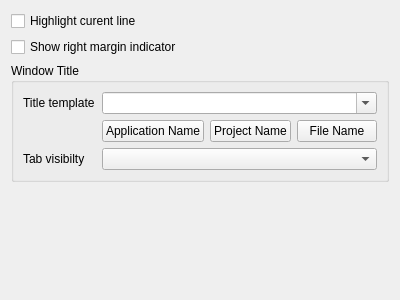
Above: prymatex/resources/ui/configgeneral.ui from prymatex/prymatex before the change. Below: the same form after it.
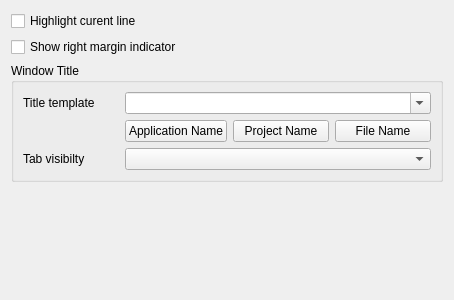
That is the form after the change. Icons and pictures are not drawn.

The edit to the form file:
```diff
--- a/prymatex/resources/ui/configgeneral.ui
+++ b/prymatex/resources/ui/configgeneral.ui
@@ -6,7 +6,7 @@
    <rect>
     <x>0</x>
     <y>0</y>
-    <width>400</width>
+    <width>454</width>
     <height>300</height>
    </rect>
   </property>
```
Left out of the diff: 6 changed lines with no effect on the pictures.
